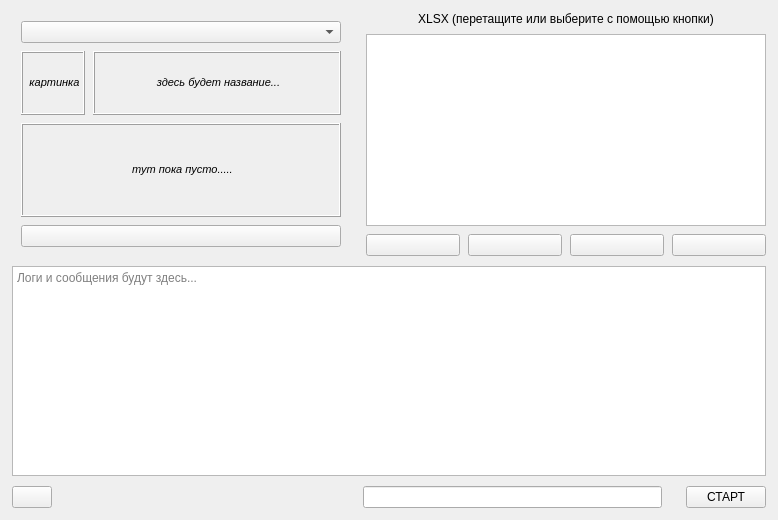
Before: the Qt Designer form src/gui/mainwindow.ui in m1chass228/FinWizard_dll, drawn with Qt 5.
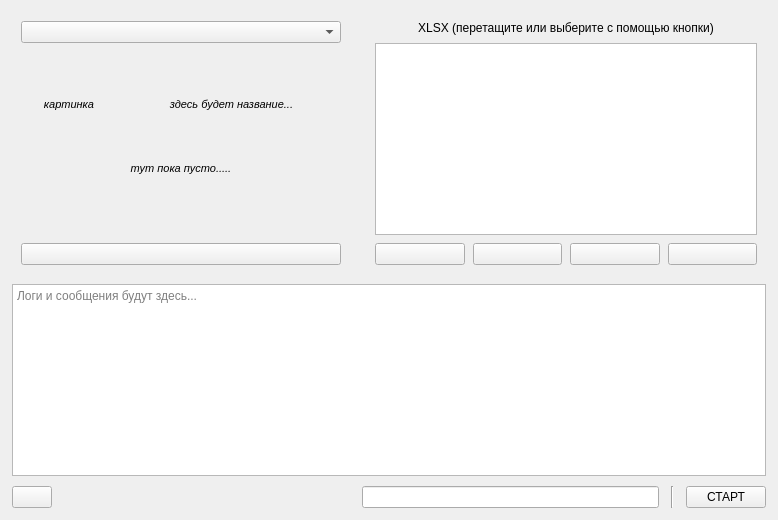
After: the same form once the commit is applied. Icons and pictures are not drawn.

```diff
--- a/src/gui/mainwindow.ui
+++ b/src/gui/mainwindow.ui
@@ -42,38 +42,59 @@
         </property>
         <layout class="QVBoxLayout" name="configLayout">
          <property name="spacing">
-          <number>8</number>
-         </property>
-         <property name="sizeConstraint">
-          <enum>QLayout::SizeConstraint::SetDefaultConstraint</enum>
+          <number>14</number>
          </property>
          <item>
           <widget class="QComboBox" name="configComboBox"/>
          </item>
          <item>
+          <widget class="QFrame" name="configPreviewCard">
+           <property name="frameShape">
+            <enum>QFrame::Shape::NoFrame</enum>
+           </property>
+           <layout class="QVBoxLayout" name="configPreviewLayout">
+            <property name="spacing">
+             <number>10</number>
+            </property>
+            <property name="leftMargin">
+             <number>12</number>
+            </property>
+            <property name="topMargin">
+             <number>12</number>
+            </property>
+            <property name="rightMargin">
+             <number>12</number>
+            </property>
+            <property name="bottomMargin">
+             <number>12</number>
+            </property>
+            <item>
           <layout class="QGridLayout" name="gridLayout">
+              <property name="horizontalSpacing">
+               <number>14</number>
+              </property>
+              <property name="verticalSpacing">
+               <number>6</number>
+              </property>
            <item row="0" column="0">
             <widget class="QLabel" name="configIcon">
              <property name="minimumSize">
               <size>
-               <width>64</width>
-               <height>64</height>
+                  <width>72</width>
+                  <height>72</height>
               </size>
              </property>
              <property name="maximumSize">
               <size>
-               <width>64</width>
-               <height>64</height>
-              </size>
-             </property>
-             <property name="styleSheet">
-              <string notr="true"/>
-             </property>
+                  <width>72</width>
+                  <height>72</height>
+                 </size>
+                </property>
              <property name="frameShape">
-              <enum>QFrame::Shape::Box</enum>
-             </property>
-             <property name="frameShadow">
-              <enum>QFrame::Shadow::Raised</enum>
+                 <enum>QFrame::Shape::NoFrame</enum>
+                </property>
+                <property name="alignment">
+                 <set>Qt::AlignmentFlag::AlignCenter</set>
              </property>
              <property name="text">
               <string>&lt;html&gt;&lt;head/&gt;&lt;body&gt;&lt;p align=&quot;center&quot;&gt;&lt;span style=&quot; font-size:8pt; font-style:italic;&quot;&gt;картинка&lt;/span&gt;&lt;/p&gt;&lt;/body&gt;&lt;/html&gt;</string>
@@ -81,15 +102,34 @@
             </widget>
            </item>
            <item row="0" column="1">
+               <widget class="QFrame" name="configPreviewVDivider">
+                <property name="minimumSize">
+                 <size>
+                  <width>1</width>
+                  <height>0</height>
+                 </size>
+                </property>
+                <property name="maximumSize">
+                 <size>
+                  <width>1</width>
+                  <height>16777215</height>
+                 </size>
+                </property>
+                <property name="frameShape">
+                 <enum>QFrame::Shape::NoFrame</enum>
+                </property>
+               </widget>
+              </item>
+              <item row="0" column="2">
             <widget class="QLabel" name="configName">
-             <property name="styleSheet">
-              <string notr="true"/>
-             </property>
              <property name="frameShape">
-              <enum>QFrame::Shape::Box</enum>
-             </property>
-             <property name="frameShadow">
-              <enum>QFrame::Shadow::Raised</enum>
+                 <enum>QFrame::Shape::NoFrame</enum>
+                </property>
+                <property name="alignment">
+                 <set>Qt::AlignmentFlag::AlignLeft|Qt::AlignmentFlag::AlignVCenter</set>
+                </property>
+                <property name="wordWrap">
+                 <bool>true</bool>
              </property>
              <property name="text">
               <string>&lt;html&gt;&lt;head/&gt;&lt;body&gt;&lt;p align=&quot;center&quot;&gt;&lt;span style=&quot; font-size:8pt; font-style:italic;&quot;&gt;здесь будет название...&lt;/span&gt;&lt;/p&gt;&lt;/body&gt;&lt;/html&gt;</string>
@@ -98,22 +138,38 @@
            </item>
           </layout>
          </item>
+            <item>
+             <widget class="QFrame" name="configPreviewDivider">
+              <property name="minimumSize">
+               <size>
+                <width>0</width>
+                <height>1</height>
+               </size>
+              </property>
+              <property name="maximumSize">
+               <size>
+                <width>16777215</width>
+                <height>1</height>
+               </size>
+              </property>
+              <property name="frameShape">
+               <enum>QFrame::Shape::NoFrame</enum>
+              </property>
+             </widget>
+            </item>
          <item>
           <widget class="QLabel" name="configDescription">
            <property name="minimumSize">
             <size>
-             <width>320</width>
+                <width>296</width>
              <height>0</height>
             </size>
            </property>
-           <property name="styleSheet">
-            <string notr="true"/>
-           </property>
            <property name="frameShape">
-            <enum>QFrame::Shape::Box</enum>
-           </property>
-           <property name="frameShadow">
-            <enum>QFrame::Shadow::Raised</enum>
+               <enum>QFrame::Shape::NoFrame</enum>
+              </property>
+              <property name="alignment">
+               <set>Qt::AlignmentFlag::AlignLeft|Qt::AlignmentFlag::AlignTop</set>
            </property>
            <property name="text">
             <string>&lt;html&gt;&lt;head/&gt;&lt;body&gt;&lt;p align=&quot;center&quot;&gt;&lt;span style=&quot; font-size:8pt; font-style:italic;&quot;&gt;тут пока пусто.....&lt;/span&gt;&lt;/p&gt;&lt;/body&gt;&lt;/html&gt;</string>
@@ -123,6 +179,9 @@
            </property>
           </widget>
          </item>
+           </layout>
+          </widget>
+         </item>
          <item>
           <widget class="QPushButton" name="openFolderButton">
            <property name="text">
@@ -144,6 +203,10 @@
        </widget>
       </item>
       <item>
+       <widget class="QFrame" name="xlsxDropZone">
+        <property name="frameShape">
+         <enum>QFrame::Shape::NoFrame</enum>
+        </property>
        <layout class="QVBoxLayout" name="xlsxLayout">
         <property name="spacing">
          <number>8</number>
@@ -234,6 +297,7 @@
          </layout>
         </item>
        </layout>
+       </widget>
       </item>
      </layout>
     </item>
@@ -291,10 +355,16 @@
       <item>
        <widget class="QFrame" name="frame">
         <property name="frameShape">
-         <enum>QFrame::Shape::StyledPanel</enum>
+         <enum>QFrame::Shape::VLine</enum>
         </property>
         <property name="frameShadow">
-         <enum>QFrame::Shadow::Raised</enum>
+         <enum>QFrame::Shadow::Sunken</enum>
+        </property>
+        <property name="minimumWidth">
+         <number>2</number>
+        </property>
+        <property name="maximumWidth">
+         <number>2</number>
         </property>
        </widget>
       </item>
```
Lines whose indentation alone changed are shown as unchanged.
